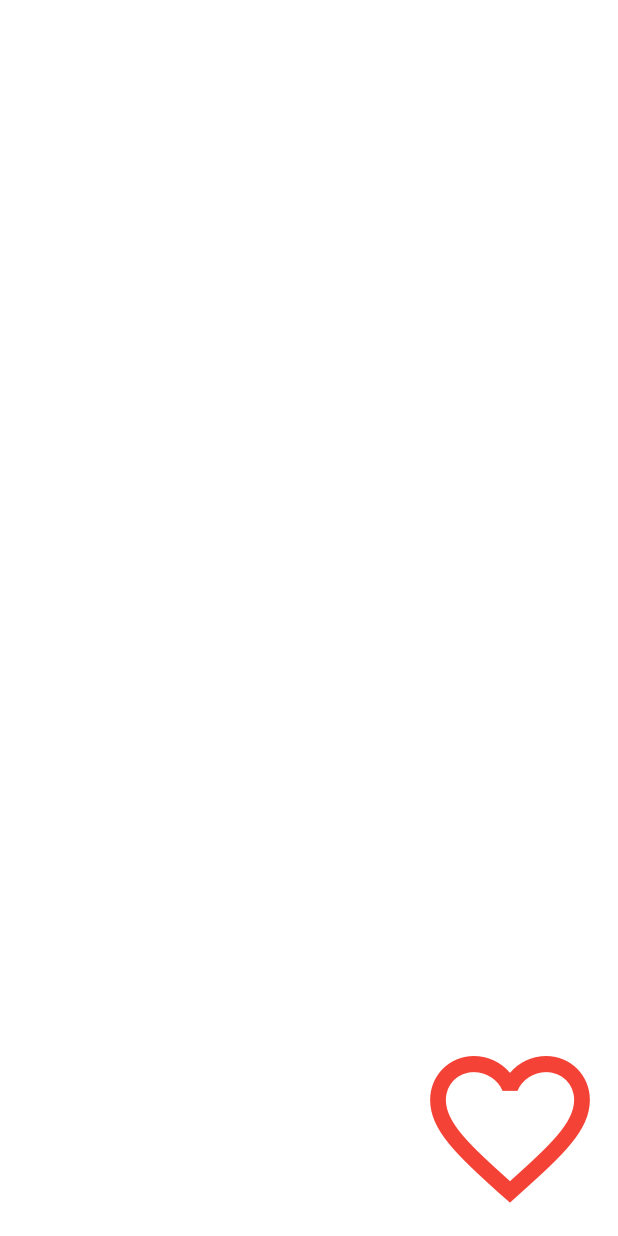
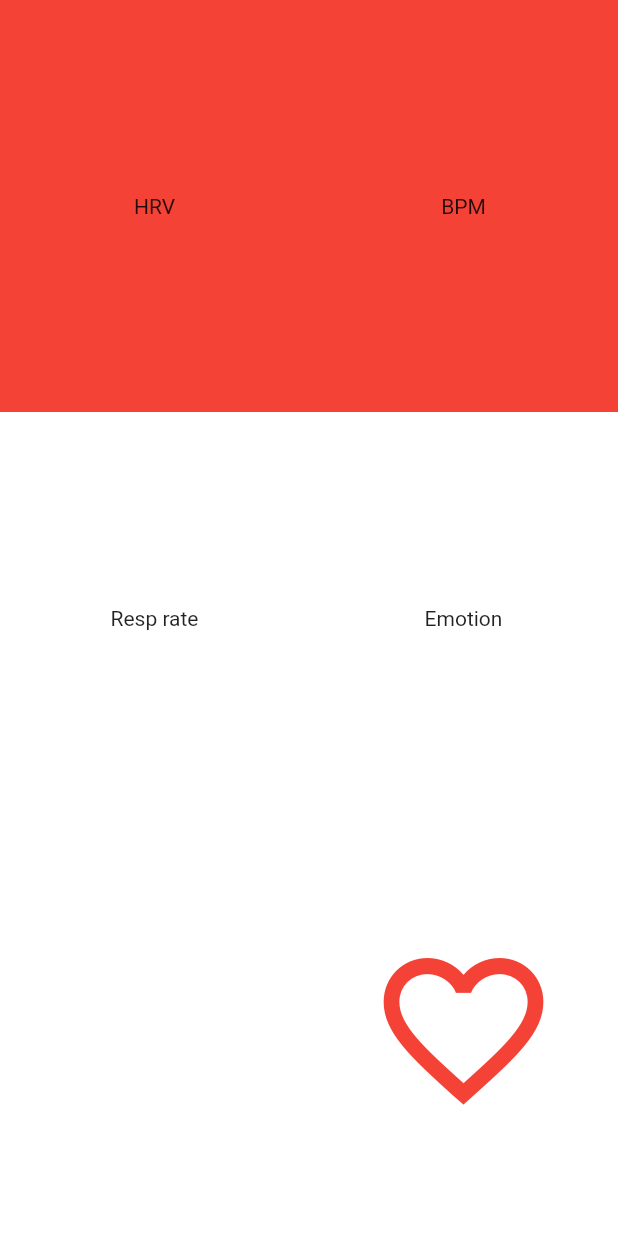
Before and after one commit to liuseli/IAS_PPGcode, a Flutter app: the screen it shows after launch, on a phone screen of 412 x 824 dp. Run offline on Flutter 3.47's test engine with Material 2 defaults, Android fonts, the phone set to English and light mode, and no system bars; our stand-ins replace camera, wakelock.

```diff
--- a/ppg_ias/lib/home.dart
+++ b/ppg_ias/lib/home.dart
@@ -1,6 +1,6 @@
-/*import 'package:camera/camera.dart';*/
+import 'package:camera/camera.dart';
 import 'package:flutter/material.dart';
-/*import 'package:wakelock/wakelock.dart';*/
+import 'package:wakelock/wakelock.dart';
 /*import 'chart.dart';*/
 
 class HomePage extends StatefulWidget {
@@ -12,14 +12,140 @@ class HomePage extends StatefulWidget {
 
 class HomePageView extends State<HomePage> {
   bool _toggled = false;
+  bool _processing = false;
+  List<SensorValue> _data = [];
+  CameraController _controller;
+    _toggle() {
+      _initController().then((onValue) {
+      setState(() {
+        _toggled = true;
+        _processing = false;
+      });
+    });
+  }
+
+  _untoggle() {
+    _disposeController();
+    setState(() {
+      _toggled = false;
+      _processing = false;
+    });
+  }
+
+  Future<void> _initController() async {
+    try {
+      List _cameras = await availableCameras();
+      _controller = CameraController(_cameras.first, ResolutionPreset.low);
+      await _controller.initialize();
+      Future.delayed(Duration(milliseconds: 500)).then((onValue) {
+        _controller.flash(true);
+      });
+      _controller.startImageStream((CameraImage image) {
+        if (!_processing) {
+          setState(() {
+            _processing = true;
+          });
+          _scanImage(image);
+        }
+      });
+    } catch (Exception) {
+      print(Exception);
+    }
+  }
+
+  _disposeController() {
+      _controller.dispose();
+      _controller = null;
+  }
+
+  _scanImage(CameraImage image) {
+    double _avg =
+        image.planes.first.bytes.reduce((value, element) => value + element) /
+            image.planes.first.bytes.length;
+    if (_data.length >= 50) {
+      _data.removeAt(0);
+    }
+    setState(() {
+      _data.add(SensorValue(DateTime.now(), _avg));
+    });
+    Future.delayed(Duration(milliseconds: 1000 ~/ 30)).then((onValue) {
+      setState(() {
+        _processing = false;
+      });
+    });
+  }
+
+  @override
+  void dispose() {
+    _disposeController();
+    super.dispose();
+  }
+
   @override
   Widget build(BuildContext context) {
     return Scaffold(
       backgroundColor: Colors.white,
       body: SafeArea(
-        child: Align(
-          alignment: Alignment.bottomRight,
-          child: IconButton(
+        child: Column(
+          children: <Widget>[
+            Expanded(
+              child: Row(
+                children: <Widget>[
+                  Expanded(
+                    child: Container(
+                      color: Colors.red,
+                      child: Center(
+                        child: Text('HRV'),
+                      ),
+                    ),
+                  ),
+                  Expanded(
+                    child: Container(
+                      color: Colors.red,
+                      child: Center(
+                        child: Text('BPM')
+                      ),
+                    ),
+                  ),
+                ],
+
+              ),
+            ),
+            Expanded(
+              child: Row(
+                children: <Widget>[
+                  Expanded(
+                    child: Container(
+                      color: Colors.white,
+                      child: Center(
+                        child: Text('Resp rate')
+                      ),
+                    ),
+                  ),
+                  Expanded(
+                    child: Container(
+                      color: Colors.white,
+                      child: Center(
+                        child: Text('Emotion')
+                      ),
+                    ),
+                  ),
+                ]
+              )
+            ),
+            Expanded(
+              child: Row(
+                children: <Widget>[
+                  Expanded(
+                    child: Container(
+                      child: _controller == null
+                          ? Container()
+                          : CameraPreview(_controller),
+                    ),
+                  ),
+                  Expanded(
+                    child: Center(
+                      child:IconButton(
                         icon: Icon(_toggled ? Icons.favorite : Icons.favorite_border),
                         color: Colors.red,
                         iconSize: 128,
@@ -33,17 +159,18 @@ class HomePageView extends State<HomePage> {
                       ),
                     ),
                   ),
+                ],
+              )
+            ),
+          ],
+        )
+      ),
     );
   }
-  _toggle() {
-  setState(() {
-    _toggled = true;
-  });
 }
 
-_untoggle() {
-  setState(() {
-    _toggled = false;
-  });
+class SensorValue {
+  final DateTime time;
+  final double value;
+  SensorValue(this.time, this.value);
 }
-}
```
Lines whose indentation alone changed are shown as unchanged.
